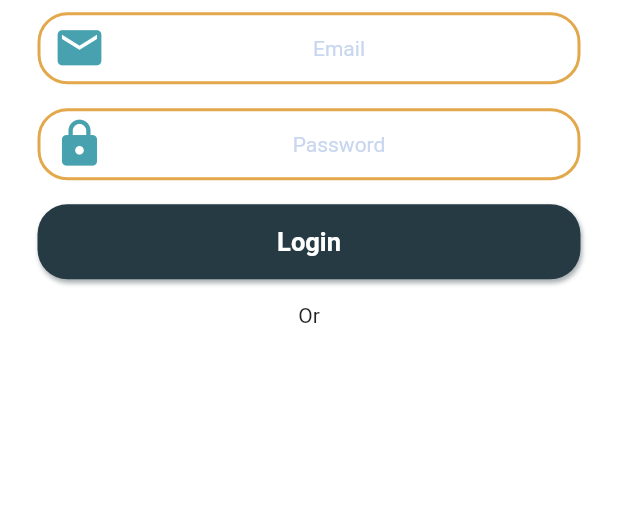
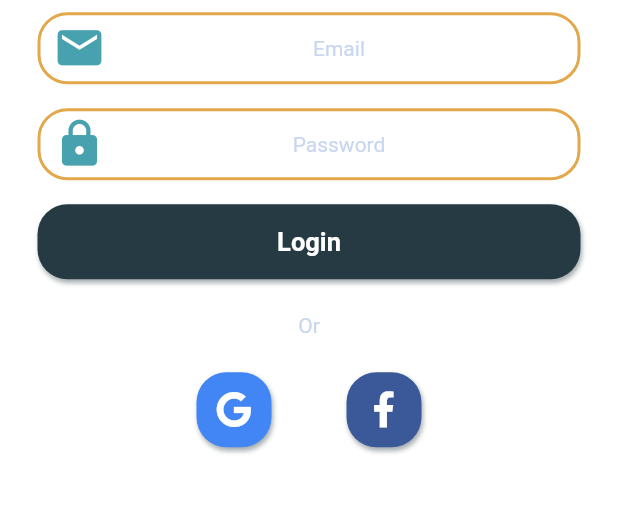
Before and after one commit to nakul1931/FarmigApp, a Flutter app: the screen it shows after launch, on a phone screen of 412 x 824 dp, the part 547-1060 px from its top. Run offline on Flutter 3.47's test engine with Material 2 defaults, Android fonts, the phone set to English and light mode, and no system bars; our stand-ins replace font_awesome_flutter, google_fonts, rxdart.

Commit message:
Under Development

```diff
--- a/lib/src/screens/login.dart
+++ b/lib/src/screens/login.dart
@@ -1,5 +1,7 @@
 import 'package:FarmingApp/src/BLoC/authBloc.dart';
+import 'package:FarmingApp/src/styles/text.dart';
 import 'package:FarmingApp/src/widget/button.dart';
+import 'package:FarmingApp/src/widget/social_media_button.dart';
 import 'package:FarmingApp/src/widget/textFields.dart';
 import 'package:flutter/cupertino.dart';
 import "package:flutter/material.dart";
@@ -77,17 +79,34 @@ class Login extends StatelessWidget {
                       ? () {
                           print("Has Data");
                         }
-                      : () {},
+                      : () {
+                          print("No data");
+                        },
                 );
               }),
-          Padding(
-            padding: const EdgeInsets.all(8.0),
-            child: Center(
-              child: Text(
-                "Or",
-              ),
+          SizedBox(
+            height: 15.0,
+          ),
+          Center(
+            child: Text(
+              "Or",
+              style: TextStyles.suggestions,
             ),
           ),
+          SizedBox(
+            height: 15.0,
+          ),
+          Row(
+            mainAxisAlignment: MainAxisAlignment.center,
+            children: <Widget>[
+              SocialMediaButton(
+                buttonType: SocialType.Google,
+              ),
+              SocialMediaButton(
+                buttonType: SocialType.Facebook,
+              )
+            ],
+          )
         ],
       ),
     );
--- /dev/null
+++ b/lib/src/widget/social_media_button.dart
@@ -0,0 +1,51 @@
+import 'package:FarmingApp/src/styles/base.dart';
+import 'package:FarmingApp/src/styles/button.dart';
+import 'package:FarmingApp/src/styles/colors.dart';
+
+import "package:flutter/material.dart";
+import 'package:font_awesome_flutter/font_awesome_flutter.dart';
+
+class SocialMediaButton extends StatelessWidget {
+  final SocialType buttonType;
+
+  const SocialMediaButton({Key key, this.buttonType}) : super(key: key);
+  @override
+  Widget build(BuildContext context) {
+    IconData icon;
+    Color iconColor;
+    Color buttonColor;
+    switch (buttonType) {
+      case SocialType.Facebook:
+        iconColor = Colors.white;
+        buttonColor = AppColors.facebook;
+        icon = FontAwesomeIcons.facebookF;
+        break;
+      case SocialType.Google:
+        iconColor = Colors.white;
+        buttonColor = AppColors.google;
+        icon = FontAwesomeIcons.google;
+        break;
+      default:
+        iconColor = Colors.white;
+        buttonColor = AppColors.facebook;
+        icon = FontAwesomeIcons.facebookF;
+    }
+    return Padding(
+      padding: BaseStyles.listPadding,
+      child: Container(
+        height: ButtonStyles.buttonHeight,
+        width: ButtonStyles.buttonHeight,
+        decoration: BoxDecoration(
+            boxShadow: ButtonStyles.boxShadow,
+            color: buttonColor,
+            borderRadius: BorderRadius.circular(BaseStyles.borerRadius)),
+        child: Icon(
+          icon,
+          color: iconColor,
+        ),
+      ),
+    );
+  }
+}
+
+enum SocialType { Facebook, Google }
--- a/pubspec.yaml
+++ b/pubspec.yaml
@@ -31,6 +31,9 @@ dependencies:
   google_fonts: ^1.1.0
   rxdart:
   provider:
+  cloud_firestore: ^0.13.5
+  font_awesome_flutter: ^8.8.1
+
 
 dev_dependencies:
   flutter_test:
```
Also changed, not shown: pubspec.lock.
